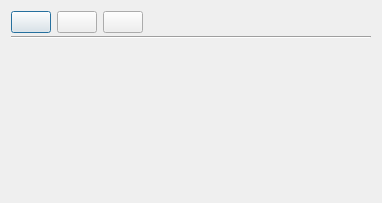
This is copasi/UI/CQProgressDialog.ui in copasi/COPASI as Qt 5 draws it before an edit. The edited form follows.
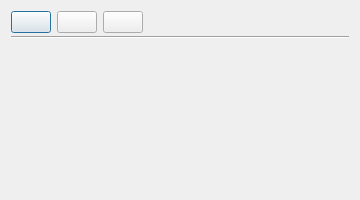
This is the edited form.

Commit message: - issue 2741: adjusted layout of progress dialog & items

Diff of the .ui file:
```diff
--- a/copasi/UI/CQProgressDialog.ui
+++ b/copasi/UI/CQProgressDialog.ui
@@ -25,8 +25,8 @@
    <rect>
     <x>0</x>
     <y>0</y>
-    <width>382</width>
-    <height>203</height>
+    <width>360</width>
+    <height>200</height>
    </rect>
   </property>
   <property name="sizePolicy">
@@ -37,8 +37,8 @@
   </property>
   <property name="minimumSize">
    <size>
-    <width>300</width>
-    <height>57</height>
+    <width>360</width>
+    <height>200</height>
    </size>
   </property>
   <property name="windowTitle">
```
Left out of the diff: 16 changed lines with no effect on the pictures. The commit also changes 2 other files.
